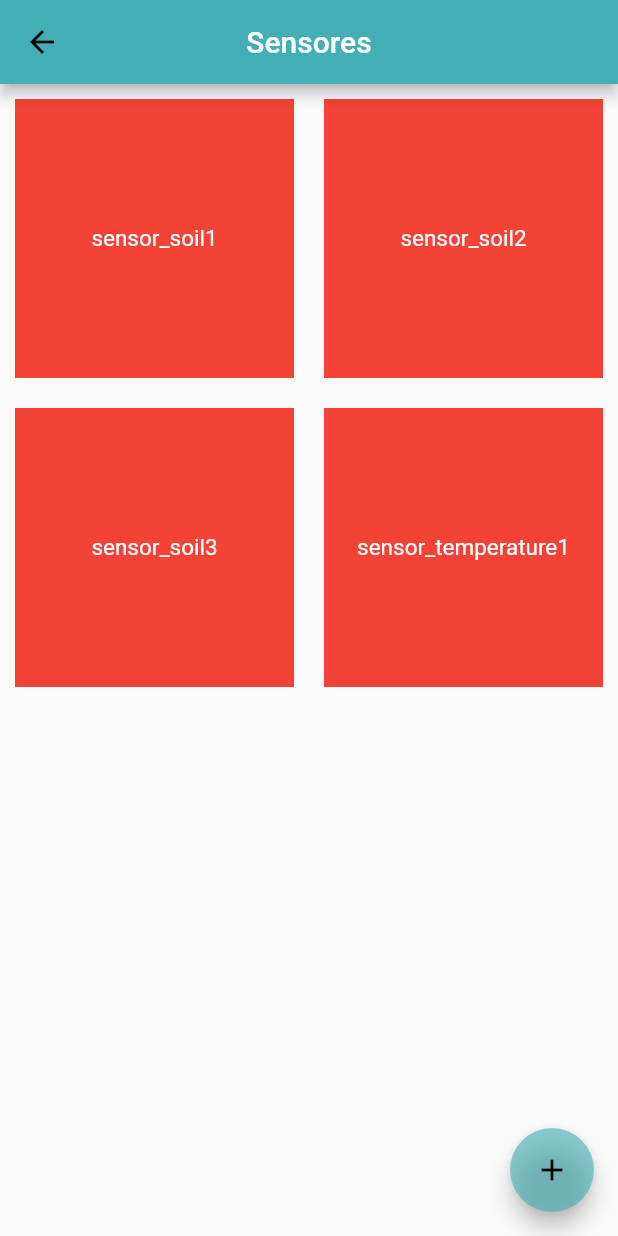
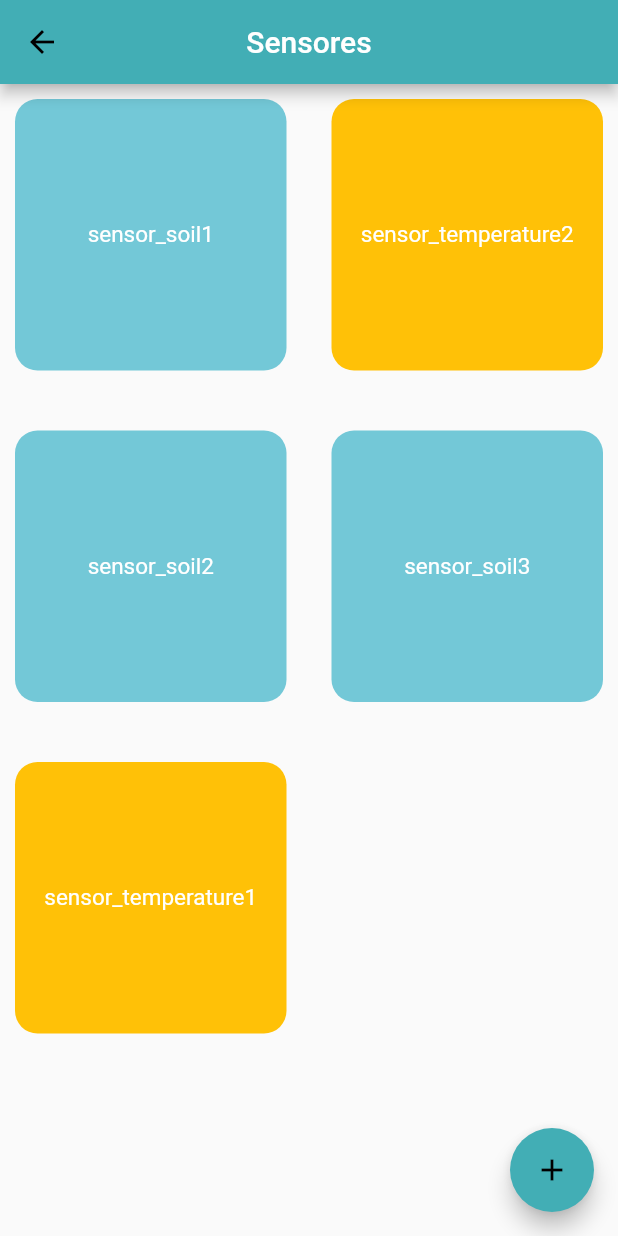
Before and after one commit to wthadeo/germinaApp, a Flutter app: the HomePage screen opened by its route, after a tap on "Sensores", on a phone screen of 412 x 824 dp. Run offline on Flutter 3.47's test engine with Material 2 defaults, Android fonts, the phone set to English and light mode, and no system bars.

Commit message:
Modification Sensors views

```diff
--- /dev/null
+++ b/germina_app/lib/communicator/communicator.dart
@@ -0,0 +1,9 @@
+import 'package:germina_app/models/sensors/sensor.dart';
+import 'package:germina_app/models/irrigations/irrigation.dart';
+
+class Communicator {
+
+  static Sensor currentSensor = Sensor('', '', '', '');
+  //static Irrigation currentIrrigator;
+
+}
--- a/germina_app/lib/constants.dart
+++ b/germina_app/lib/constants.dart
@@ -1,7 +1,7 @@
 import 'package:flutter/material.dart';
 
 final ButtonStyle raisedButtonStyle = ElevatedButton.styleFrom(
-  onPrimary: const Color.fromRGBO(66, 174, 181, 95),
+  onPrimary: const Color.fromRGBO(66, 174, 181, 1),
   primary: const Color.fromRGBO(228, 241, 241, 8),
   minimumSize: const Size(88, 100),
   padding: const EdgeInsets.symmetric(horizontal: 16),
@@ -9,3 +9,6 @@ final ButtonStyle raisedButtonStyle = ElevatedButton.styleFrom(
     borderRadius: BorderRadius.all(Radius.circular(10)),
   ),
 );
+
+const Color primaryColor = Color.fromRGBO(66, 174, 181, 1);
+const Color secondaryColor = Color.fromRGBO(115, 200, 215, 1);
--- /dev/null
+++ b/germina_app/lib/models/sensors/sensor.dart
@@ -0,0 +1,9 @@
+class Sensor {
+
+  String name;
+  String protocol;
+  String uri;
+  String category;
+
+  Sensor(this.name, this.protocol, this.uri, this.category);
+}
--- /dev/null
+++ b/germina_app/lib/models/sensors/soil_sensor.dart
@@ -0,0 +1,12 @@
+import 'package:germina_app/models/sensors/sensor.dart';
+
+class SoilSensor extends Sensor {
+  int dataSoil;
+
+  SoilSensor(this.dataSoil,
+      {required String name,
+      required String protocol,
+      required String uri,
+      String category = 'soilSensor'})
+      : super(name, protocol, uri, category);
+}
--- /dev/null
+++ b/germina_app/lib/models/sensors/temp_sensor.dart
@@ -0,0 +1,13 @@
+import 'package:germina_app/models/sensors/sensor.dart';
+
+class TempSensor extends Sensor {
+  int temperature;
+  int umidity;
+
+  TempSensor(this.temperature, this.umidity,
+      {required String name,
+      required String protocol,
+      required String uri,
+      String category = 'tempSensor'})
+      : super(name, protocol, uri, category);
+}
--- /dev/null
+++ b/germina_app/lib/repositories/sensors_repository.dart
@@ -0,0 +1,42 @@
+import 'package:germina_app/models/sensors/sensor.dart';
+import 'package:germina_app/models/sensors/soil_sensor.dart';
+import 'package:germina_app/models/sensors/temp_sensor.dart';
+
+class SensorsRepository{
+
+  static List<Sensor> listOfSensors = [
+    SoilSensor(25,
+        name: 'sensor_soil1',
+        protocol: 'unknown protocol',
+        uri: 'unknown uri',
+        category: 'soilSensor'),
+    TempSensor(
+      40,
+      42,
+      name: 'sensor_temperature2',
+      protocol: 'unknown protocol',
+      uri: 'unknown uri',
+    ),
+    SoilSensor(
+      20,
+      name: 'sensor_soil2',
+      protocol: 'unknown protocol',
+      uri: 'unknown uri',
+    ),
+    SoilSensor(
+      40,
+      name: 'sensor_soil3',
+      protocol: 'unknown protocol',
+      uri: 'unknown uri',
+    ),
+    TempSensor(
+      36,
+      38,
+      name: 'sensor_temperature1',
+      protocol: 'unknown protocol',
+      uri: 'unknown uri',
+    ),
+  ];
+
+
+}
--- a/germina_app/lib/screens/crops/crops.dart
+++ b/germina_app/lib/screens/crops/crops.dart
@@ -1,4 +1,5 @@
 import 'package:flutter/material.dart';
+import 'package:germina_app/constants.dart';
 
 class CropsPage extends StatefulWidget {
   const CropsPage({Key? key}) : super(key: key);
@@ -17,7 +18,7 @@ class _CropsPageState extends State<CropsPage> {
         "Cultivos",
         style: TextStyle(color: Colors.white, fontSize: 20.0),
       ),
-      backgroundColor: const Color.fromRGBO(66, 174, 181, 95),
+      backgroundColor: primaryColor,
     ));
   }
 }
--- a/germina_app/lib/screens/home_page.dart
+++ b/germina_app/lib/screens/home_page.dart
@@ -16,7 +16,7 @@ class HomePage extends StatelessWidget {
           "GerminaApp",
           style: TextStyle(color: Colors.white, fontSize: 20.0),
         ),
-        backgroundColor: const Color.fromRGBO(66, 174, 181, 95),
+        backgroundColor: primaryColor,
       ),
       body: Column(
         children: <Widget>[
--- a/germina_app/lib/screens/irrigations/irrigations.dart
+++ b/germina_app/lib/screens/irrigations/irrigations.dart
@@ -1,4 +1,6 @@
 import 'package:flutter/material.dart';
+
+import '../../constants.dart';
 
 class IrrigationsPage extends StatefulWidget {
   const IrrigationsPage({Key? key}) : super(key: key);
@@ -17,7 +19,7 @@ class _IrrigationsPageState extends State<IrrigationsPage> {
         "Irrigações",
         style: TextStyle(color: Colors.white, fontSize: 20.0),
       ),
-      backgroundColor: const Color.fromRGBO(66, 174, 181, 95),
+      backgroundColor: primaryColor,
     ));
   }
 }
--- a/germina_app/lib/screens/nutrients/nutrients.dart
+++ b/germina_app/lib/screens/nutrients/nutrients.dart
@@ -1,4 +1,6 @@
 import 'package:flutter/material.dart';
+
+import '../../constants.dart';
 
 class NutrientsPage extends StatefulWidget {
   const NutrientsPage({Key? key}) : super(key: key);
@@ -17,7 +19,7 @@ class _NutrientsPageState extends State<NutrientsPage> {
         "Nutrientes",
         style: TextStyle(color: Colors.white, fontSize: 20.0),
       ),
-      backgroundColor: const Color.fromRGBO(66, 174, 181, 95),
+      backgroundColor: primaryColor,
     ));
   }
 }
--- a/germina_app/lib/screens/reports/reports.dart
+++ b/germina_app/lib/screens/reports/reports.dart
@@ -1,4 +1,6 @@
 import 'package:flutter/material.dart';
+
+import '../../constants.dart';
 
 class ReportsPage extends StatefulWidget {
   const ReportsPage({Key? key}) : super(key: key);
@@ -17,7 +19,7 @@ class _ReportsPageState extends State<ReportsPage> {
         "Relatórios",
         style: TextStyle(color: Colors.white, fontSize: 20.0),
       ),
-      backgroundColor: const Color.fromRGBO(66, 174, 181, 95),
+      backgroundColor: primaryColor,
     ));
   }
 }
--- a/germina_app/lib/screens/sensors/sensors.dart
+++ b/germina_app/lib/screens/sensors/sensors.dart
@@ -1,8 +1,10 @@
 import 'package:flutter/material.dart';
-import 'package:germina_app/models/sensor.dart';
-import 'package:germina_app/models/soil_sensor.dart';
-import 'package:germina_app/models/temp_sensor.dart';
+import 'package:germina_app/communicator/communicator.dart';
+import 'package:germina_app/constants.dart';
+import 'package:germina_app/models/sensors/sensor.dart';
+import 'package:germina_app/repositories/sensors_repository.dart';
 import 'package:germina_app/screens/sensors/sensor_add.dart';
+import 'package:germina_app/screens/sensors/sensor_information.dart';
 
 class SensorsPage extends StatefulWidget {
   const SensorsPage({Key? key}) : super(key: key);
@@ -12,6 +14,8 @@ class SensorsPage extends StatefulWidget {
 }
 
 class _SensorsPageState extends State<SensorsPage> {
+  static List<Sensor> sensors = SensorsRepository.listOfSensors;
+
   @override
   Widget build(BuildContext context) {
     return Scaffold(
@@ -21,17 +25,21 @@ class _SensorsPageState extends State<SensorsPage> {
           "Sensores",
           style: TextStyle(color: Colors.white, fontSize: 20.0),
         ),
-        backgroundColor: const Color.fromRGBO(66, 174, 181, 95),
+        backgroundColor: primaryColor,
       ),
       body: GridView.builder(
           itemCount: sensors.length,
           gridDelegate: const SliverGridDelegateWithFixedCrossAxisCount(
-              crossAxisCount: 2),
-          itemBuilder: (context, index) => SensorView(index)),
+              crossAxisCount: 2,
+              childAspectRatio: 1,
+              crossAxisSpacing: 10,
+              mainAxisSpacing: 20),
+          itemBuilder: (context, index) => SensorView(index, context)),
       floatingActionButton: FloatingActionButton(
-        onPressed: (){
-          Navigator.of(context).push(
-                    MaterialPageRoute(builder: (context) => const SensorAdd()));
+        backgroundColor: primaryColor,
+        onPressed: () {
+          Navigator.of(context)
+              .push(MaterialPageRoute(builder: (context) => const SensorAdd()));
         },
         child: const Icon(Icons.add),
       ),
@@ -39,13 +47,25 @@ class _SensorsPageState extends State<SensorsPage> {
   }
 }
 
-Widget SensorView(int index) {
-  String name = sensors[index].name;
+// ignore: non_constant_identifier_names
+Widget SensorView(int index, dynamic context) {
+  String name = _SensorsPageState.sensors[index].name;
+  String category = _SensorsPageState.sensors[index].category;
 
-  return Container(
-    height: 50.0,
-    width: 50.0,
-    color: Colors.red,
+  return GestureDetector(
+    onTap: () {
+      Communicator.currentSensor = SensorsRepository.listOfSensors[index];
+      Navigator.of(context)
+          .push(MaterialPageRoute(builder: (context) => SensorInformation()));
+    },
+    child: Container(
+      height: 300,
+      width: 200,
+      alignment: Alignment.center,
+      decoration: BoxDecoration(
+        color: categoryColor2(category),
+        borderRadius: BorderRadius.circular(15),
+      ),
       margin: const EdgeInsets.all(10.0),
       child: Center(
         child: Text(
@@ -56,20 +76,25 @@ Widget SensorView(int index) {
           ),
         ),
       ),
+    ),
   );
 }
 
-List<Sensor> sensors = [
-  SoilSensor(25,
-      name: 'sensor_soil1', protocol: 'unknown protocol', uri: 'unknown uri'),
-  SoilSensor(20,
-      name: 'sensor_soil2', protocol: 'unknown protocol', uri: 'unknown uri'),
-  SoilSensor(40,
-      name: 'sensor_soil3', protocol: 'unknown protocol', uri: 'unknown uri'),
-  TempSensor(36, 38,
-      name: 'sensor_temperature1',
-      protocol: 'unknown protocol',
-      uri: 'unknown uri')
-];
+MaterialColor categoryColor(String category) {
+  if (category == 'tempSensor') {
+    return Colors.amber;
+  } else {
+    return Colors.blue;
+  }
+}
+
+Color categoryColor2(String category) {
+  if (category == 'tempSensor') {
+    return Colors.amber;
+  } else {
+    return secondaryColor;
+  }
+}
+
 // 3 SENSORES DE UMIDADE DO SOLO ()
 // 1 SENSOR DE TEMPERATURA AMBIENTE/UMIDADE DO AR (DTH11)
```
Also changed, not shown: germina_app/lib/models/irrigations/irrigation.dart (added, +8 -0 lines), germina_app/lib/models/sensor.dart (deleted, +0 -9 lines), germina_app/lib/models/soil_sensor.dart (deleted, +0 -9 lines), germina_app/lib/models/temp_sensor.dart (deleted, +0 -10 lines), germina_app/lib/screens/sensors/sensor_add.dart (+91 -4 lines), germina_app/lib/screens/sensors/sensor_information.dart (added, +52 -0 lines). Lines whose indentation alone changed are shown as unchanged.
